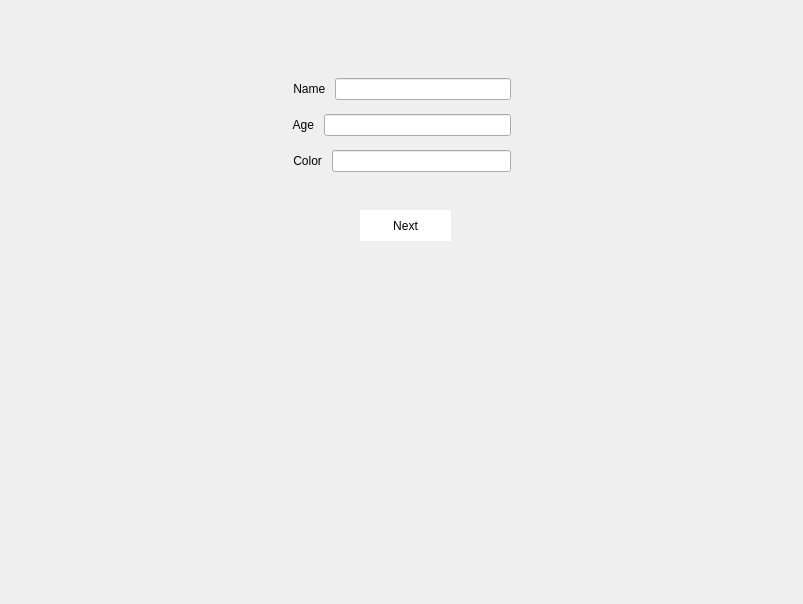
First picture: the form in set.ui, repository Matin0789/Condottiere-, before the edit.
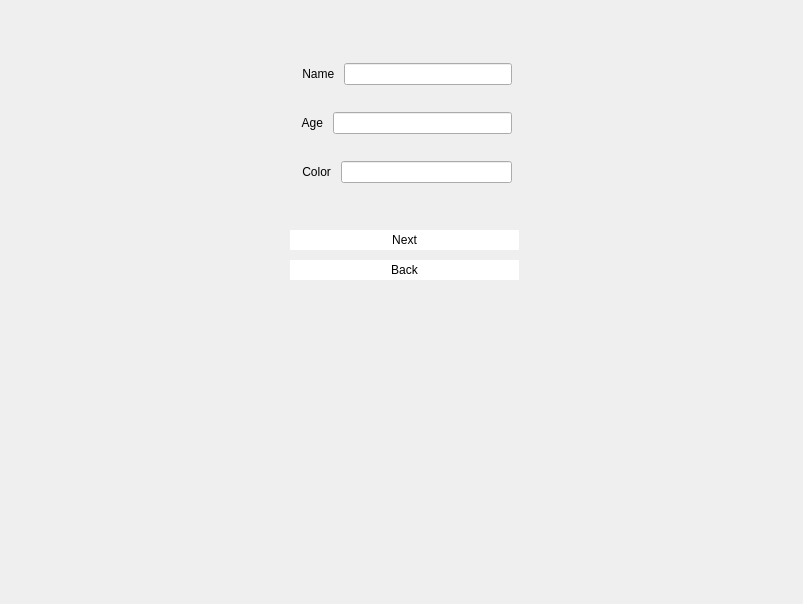
Second picture: the form after the edit. Icons and pictures are not drawn.

Diff of the .ui file:
```diff
--- a/set.ui
+++ b/set.ui
@@ -19,10 +19,10 @@
   <widget class="QPushButton" name="pushButton">
    <property name="geometry">
     <rect>
-     <x>360</x>
-     <y>210</y>
-     <width>91</width>
-     <height>31</height>
+     <x>290</x>
+     <y>230</y>
+     <width>229</width>
+     <height>20</height>
     </rect>
    </property>
    <property name="styleSheet">
@@ -52,15 +52,54 @@
     <string>Next</string>
    </property>
   </widget>
-  <widget class="QWidget" name="" native="true">
+  <widget class="QPushButton" name="pushButton_Back">
    <property name="geometry">
     <rect>
      <x>290</x>
-     <y>70</y>
-     <width>221</width>
-     <height>111</height>
+     <y>260</y>
+     <width>229</width>
+     <height>20</height>
     </rect>
    </property>
+   <property name="styleSheet">
+    <string notr="true">
+QPushButton
+{
+	border : none ;
+	color : black ;
+	background-color : white ;
+	font : 700 22pt &quot;8514oem&quot; ;
+	border-image: 30px url(:/Description/Graphics/photos/white (1).jpg);
+}
+QPushButton : Hover
+{
+	background-color : black ;
+    border-radius : 40px ;
+	border-image: 10px  url(:/Description/Graphics/photos/download.jpg);
+}
+QPushButton : pressed
+{
+	background-color : black ;
+	color : white ;
+	border-image: 10px  url(:/Description/Graphics/photos/download.jpg);
+}</string>
+   </property>
+   <property name="text">
+    <string>Back</string>
+   </property>
+  </widget>
+  <widget class="QWidget" name="">
+   <property name="geometry">
+    <rect>
+     <x>290</x>
+     <y>33</y>
+     <width>231</width>
+     <height>181</height>
+    </rect>
+   </property>
+   <layout class="QVBoxLayout" name="verticalLayout_2">
+    <item>
+     <widget class="QWidget" name="widget" native="true">
    <property name="styleSheet">
     <string notr="true">color: rgb(0, 0, 0);
 border-image: url(:/Description/Graphics/photos/download.jpg);
@@ -129,6 +168,9 @@
        </widget>
       </item>
      </layout>
+       </item>
+      </layout>
+     </widget>
     </item>
    </layout>
   </widget>
```
Lines whose indentation alone changed are shown as unchanged.
